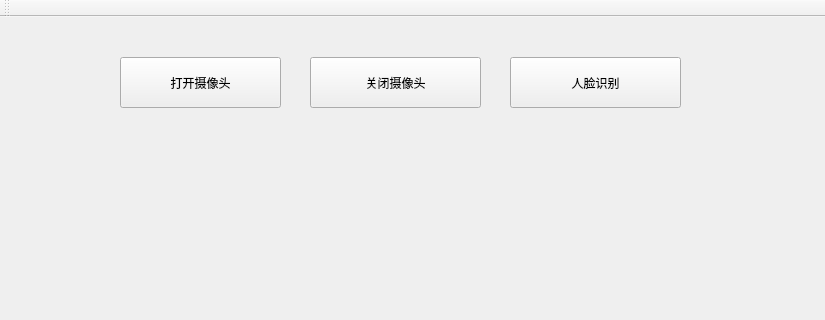
BeingGod/edge-face-recognize, file source/mainwindow.ui: the form before one commit; both pictures show x 0 to 825 and y 0 to 320 of the 825 by 822 pixel window.
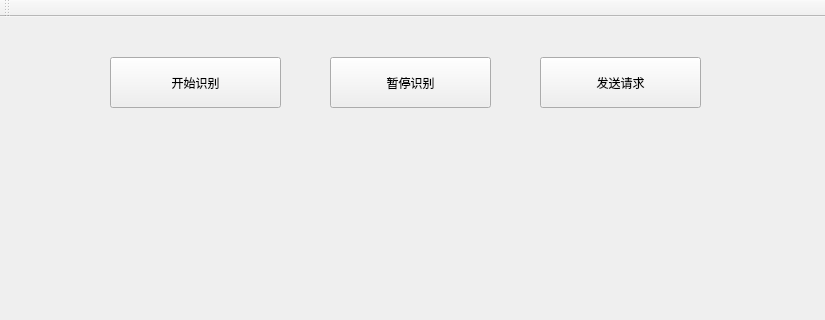
The form after the commit.

```diff
--- a/source/mainwindow.ui
+++ b/source/mainwindow.ui
@@ -56,19 +56,6 @@
      <set>Qt::AlignCenter</set>
     </property>
    </widget>
-   <widget class="QPushButton" name="btnOpenCam">
-    <property name="geometry">
-     <rect>
-      <x>120</x>
-      <y>40</y>
-      <width>161</width>
-      <height>51</height>
-     </rect>
-    </property>
-    <property name="text">
-     <string>打开摄像头</string>
-    </property>
-   </widget>
    <widget class="QLabel" name="label">
     <property name="geometry">
      <rect>
@@ -195,30 +182,17 @@
      <set>Qt::AlignCenter</set>
     </property>
    </widget>
-   <widget class="QPushButton" name="btnCloseCam">
-    <property name="geometry">
-     <rect>
-      <x>310</x>
-      <y>40</y>
-      <width>171</width>
-      <height>51</height>
-     </rect>
-    </property>
-    <property name="text">
-     <string>关闭摄像头</string>
-    </property>
-   </widget>
    <widget class="QPushButton" name="btnStartCapture">
     <property name="geometry">
      <rect>
-      <x>510</x>
+      <x>110</x>
       <y>40</y>
       <width>171</width>
       <height>51</height>
      </rect>
     </property>
     <property name="text">
-     <string>人脸识别</string>
+     <string>开始识别</string>
     </property>
    </widget>
    <widget class="QLabel" name="lblSignStatus">
@@ -242,6 +216,32 @@
      <set>Qt::AlignCenter</set>
     </property>
    </widget>
+   <widget class="QPushButton" name="btnStopCapture">
+    <property name="geometry">
+     <rect>
+      <x>330</x>
+      <y>40</y>
+      <width>161</width>
+      <height>51</height>
+     </rect>
+    </property>
+    <property name="text">
+     <string>暂停识别</string>
+    </property>
+   </widget>
+   <widget class="QPushButton" name="btnRequest">
+    <property name="geometry">
+     <rect>
+      <x>540</x>
+      <y>40</y>
+      <width>161</width>
+      <height>51</height>
+     </rect>
+    </property>
+    <property name="text">
+     <string>发送请求</string>
+    </property>
+   </widget>
   </widget>
   <widget class="QMenuBar" name="menuBar">
    <property name="geometry">
```
